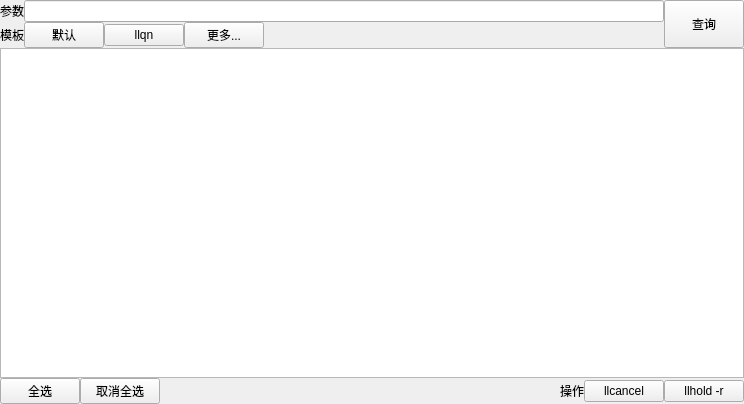
Above: src/plugins/loadleveler_monitor/panels/llq_panel.ui from cemc-oper/nwpc-monitor-app before the change. Below: the same form after it.
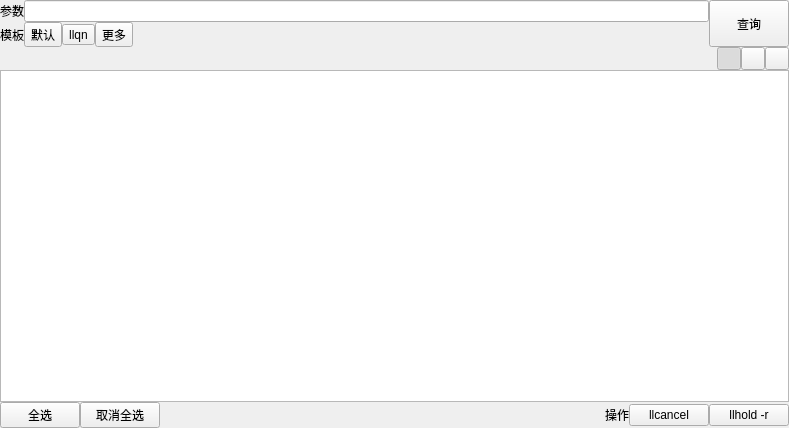
That is the form after the change. The open tabs and pages were chosen to show the change. Icons and pictures are not drawn.

What changed in the file:
```diff
--- a/src/plugins/loadleveler_monitor/panels/llq_panel.ui
+++ b/src/plugins/loadleveler_monitor/panels/llq_panel.ui
@@ -6,14 +6,14 @@
    <rect>
     <x>0</x>
     <y>0</y>
-    <width>744</width>
-    <height>404</height>
+    <width>789</width>
+    <height>428</height>
    </rect>
   </property>
   <property name="windowTitle">
    <string>Form</string>
   </property>
-  <layout class="QGridLayout" name="gridLayout_2">
+  <layout class="QGridLayout" name="gridLayout_4">
    <property name="leftMargin">
     <number>0</number>
    </property>
@@ -30,7 +30,7 @@
     <number>0</number>
    </property>
    <item row="0" column="0">
-    <layout class="QGridLayout" name="gridLayout">
+    <layout class="QGridLayout" name="query_layout">
      <item row="0" column="0">
       <layout class="QHBoxLayout" name="horizontalLayout">
        <item>
@@ -46,7 +46,7 @@
       </layout>
      </item>
      <item row="0" column="1" rowspan="2">
-      <widget class="QPushButton" name="llq_query_button">
+      <widget class="QPushButton" name="query_button">
        <property name="sizePolicy">
         <sizepolicy hsizetype="Minimum" vsizetype="Expanding">
          <horstretch>0</horstretch>
@@ -59,7 +59,7 @@
       </widget>
      </item>
      <item row="1" column="0">
-      <layout class="QHBoxLayout" name="horizontalLayout_2">
+      <layout class="QHBoxLayout" name="horizontalLayout_3">
        <item>
         <widget class="QLabel" name="label_9">
          <property name="text">
@@ -68,7 +68,15 @@
         </widget>
        </item>
        <item>
-        <widget class="QPushButton" name="llq_default_template_button">
+        <layout class="QHBoxLayout" name="template_layout">
+         <item>
+          <widget class="QToolButton" name="default_template_button">
+           <property name="minimumSize">
+            <size>
+             <width>0</width>
+             <height>20</height>
+            </size>
+           </property>
          <property name="text">
           <string>默认</string>
          </property>
@@ -78,7 +86,13 @@
         </widget>
        </item>
        <item>
-        <widget class="QPushButton" name="llq_llqn_template_button">
+          <widget class="QToolButton" name="llqn_template_button">
+           <property name="minimumSize">
+            <size>
+             <width>0</width>
+             <height>20</height>
+            </size>
+           </property>
          <property name="text">
           <string>llqn</string>
          </property>
@@ -88,14 +102,22 @@
         </widget>
        </item>
        <item>
-        <widget class="QPushButton" name="llq_more_template_button">
+          <widget class="QToolButton" name="more_template_button">
+           <property name="minimumSize">
+            <size>
+             <width>0</width>
+             <height>20</height>
+            </size>
+           </property>
          <property name="text">
-          <string>更多...</string>
+            <string>更多</string>
          </property>
          <property name="checkable">
           <bool>true</bool>
          </property>
         </widget>
+         </item>
+        </layout>
        </item>
        <item>
         <spacer name="horizontalSpacer_2">
@@ -115,7 +137,100 @@
     </layout>
    </item>
    <item row="1" column="0">
-    <widget class="QTableView" name="llq_table_view">
+    <layout class="QHBoxLayout" name="view_top_layout">
+     <item>
+      <spacer name="horizontalSpacer">
+       <property name="orientation">
+        <enum>Qt::Horizontal</enum>
+       </property>
+       <property name="sizeHint" stdset="0">
+        <size>
+         <width>40</width>
+         <height>20</height>
+        </size>
+       </property>
+      </spacer>
+     </item>
+     <item>
+      <widget class="QToolButton" name="table_style_button">
+       <property name="toolTip">
+        <string>表格</string>
+       </property>
+       <property name="text">
+        <string/>
+       </property>
+       <property name="icon">
+        <iconset resource="../loadleveler_monitor.qrc">
+         <normaloff>:/loadleveler_monitor/images/table-style.png</normaloff>:/loadleveler_monitor/images/table-style.png</iconset>
+       </property>
+       <property name="checkable">
+        <bool>true</bool>
+       </property>
+       <property name="checked">
+        <bool>true</bool>
+       </property>
+      </widget>
+     </item>
+     <item>
+      <widget class="QToolButton" name="chart_style_button">
+       <property name="toolTip">
+        <string>图形</string>
+       </property>
+       <property name="text">
+        <string/>
+       </property>
+       <property name="icon">
+        <iconset resource="../loadleveler_monitor.qrc">
+         <normaloff>:/loadleveler_monitor/images/chart-style.png</normaloff>:/loadleveler_monitor/images/chart-style.png</iconset>
+       </property>
+       <property name="checkable">
+        <bool>true</bool>
+       </property>
+      </widget>
+     </item>
+     <item>
+      <widget class="QToolButton" name="text_style_button">
+       <property name="toolTip">
+        <string>文本</string>
+       </property>
+       <property name="text">
+        <string/>
+       </property>
+       <property name="icon">
+        <iconset resource="../loadleveler_monitor.qrc">
+         <normaloff>:/loadleveler_monitor/images/text-style.png</normaloff>:/loadleveler_monitor/images/text-style.png</iconset>
+       </property>
+       <property name="checkable">
+        <bool>true</bool>
+       </property>
+      </widget>
+     </item>
+    </layout>
+   </item>
+   <item row="2" column="0">
+    <widget class="QStackedWidget" name="view_area_stacked_widget">
+     <property name="currentIndex">
+      <number>0</number>
+     </property>
+     <widget class="QWidget" name="table_style_page">
+      <layout class="QGridLayout" name="gridLayout">
+       <property name="leftMargin">
+        <number>0</number>
+       </property>
+       <property name="topMargin">
+        <number>0</number>
+       </property>
+       <property name="rightMargin">
+        <number>0</number>
+       </property>
+       <property name="bottomMargin">
+        <number>0</number>
+       </property>
+       <property name="spacing">
+        <number>0</number>
+       </property>
+       <item row="0" column="0">
+        <widget class="QTableView" name="table_view">
      <property name="sizeAdjustPolicy">
       <enum>QAbstractScrollArea::AdjustToContents</enum>
      </property>
@@ -133,8 +248,56 @@
      </attribute>
     </widget>
    </item>
-   <item row="2" column="0">
-    <layout class="QHBoxLayout" name="horizontalLayout_4">
+      </layout>
+     </widget>
+     <widget class="QWidget" name="chart_style_page">
+      <layout class="QGridLayout" name="gridLayout_2">
+       <property name="leftMargin">
+        <number>0</number>
+       </property>
+       <property name="topMargin">
+        <number>0</number>
+       </property>
+       <property name="rightMargin">
+        <number>0</number>
+       </property>
+       <property name="bottomMargin">
+        <number>0</number>
+       </property>
+       <property name="spacing">
+        <number>0</number>
+       </property>
+       <item row="0" column="0">
+        <widget class="QGraphicsView" name="chart_view"/>
+       </item>
+      </layout>
+     </widget>
+     <widget class="QWidget" name="text_sytel_page">
+      <layout class="QGridLayout" name="gridLayout_3">
+       <property name="leftMargin">
+        <number>0</number>
+       </property>
+       <property name="topMargin">
+        <number>0</number>
+       </property>
+       <property name="rightMargin">
+        <number>0</number>
+       </property>
+       <property name="bottomMargin">
+        <number>0</number>
+       </property>
+       <property name="spacing">
+        <number>0</number>
+       </property>
+       <item row="0" column="0">
+        <widget class="QTextBrowser" name="text_view"/>
+       </item>
+      </layout>
+     </widget>
+    </widget>
+   </item>
+   <item row="3" column="0">
+    <layout class="QHBoxLayout" name="buttom_layout">
      <item>
       <widget class="QPushButton" name="check_all_button">
        <property name="text">
```
Left out of the diff: 51 changed lines with no effect on the pictures. Lines whose indentation alone changed are shown as unchanged.
